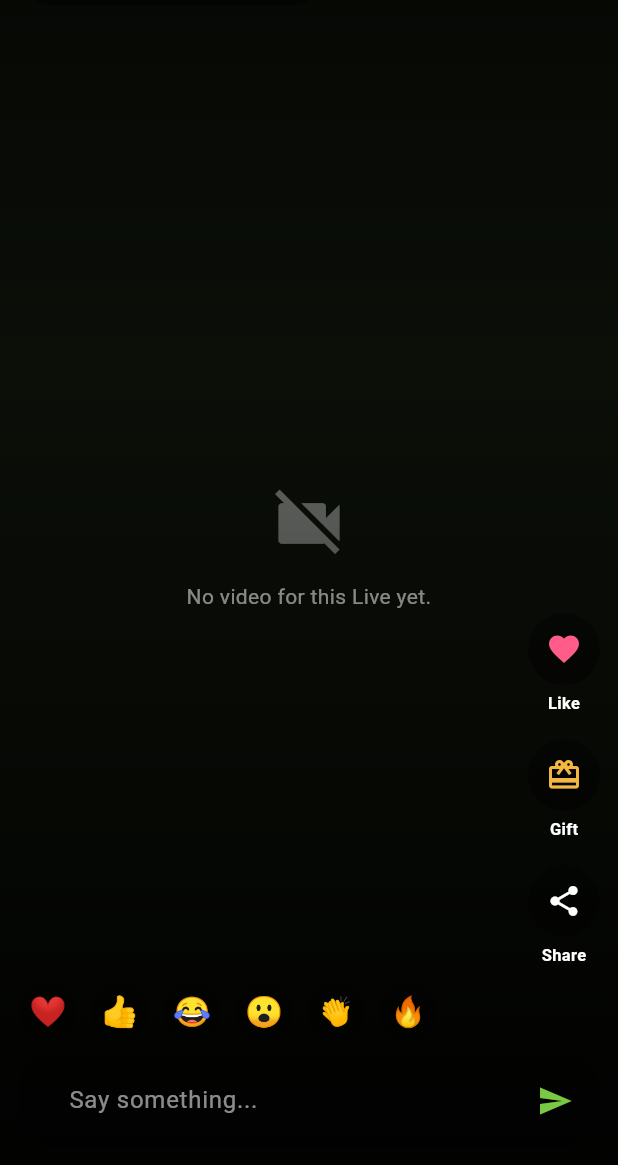
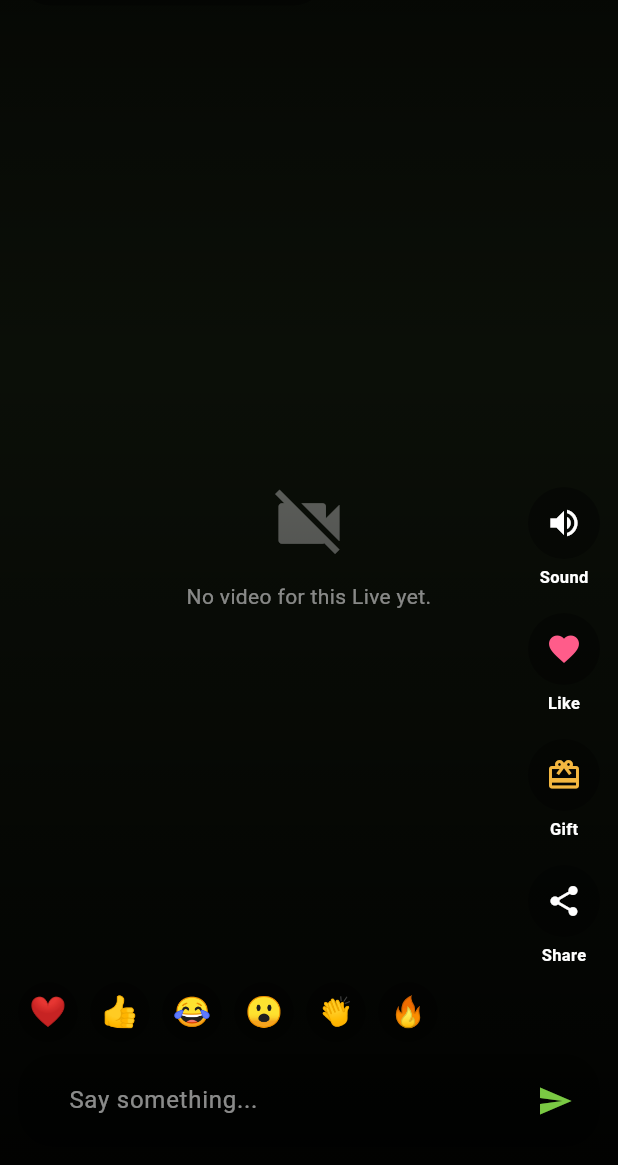
Before and after one commit to KoNyein/gwave.ai, a Flutter app: the LiveWatchScreen screen opened directly with empty values, on a phone screen of 412 x 824 dp, the part 71-1236 px from its top. Run offline on Flutter 3.47's test engine with Material 3 defaults, Android fonts, the phone set to English and light mode, and no system bars; our stand-ins replace app_links, audioplayers, cached_network_image, flutter_blue_plus, flutter_map, flutter_secure_storage and 12 more; missing offline and left inert: apivideo_live_stream, flutter_webrtc, livekit_client, mobile_scanner, nearby_connections, nfc_manager and 2 more; accounts and stored records are empty; network calls fail; project files that could hold a hidden picture were left out.

Commit message:
fix(live): guarantee audio for live viewers + sound toggle
- force full media volume on the watch player after init, so muted feed/rail
  previews or leftover call-audio routing can't silence a Live
- add a Sound/Mute toggle to the viewer action rail

Co-Authored-By: Claude Fable 5 <noreply@anthropic.com>
Claude-Session: https://claude.ai/code/session_012s9enLxZbWByPEqhMYct4c

```diff
--- a/mobile/lib/features/live/live_watch_screen.dart
+++ b/mobile/lib/features/live/live_watch_screen.dart
@@ -35,6 +35,7 @@ class LiveWatchScreen extends StatefulWidget {
 class _LiveWatchScreenState extends State<LiveWatchScreen> {
   VideoPlayerController? _controller;
   bool _ready = false;
+  bool _muted = false; // viewers can mute; audio is on by default
   String? _error;
 
   // Browser Go Live broadcasts publish over the LiveKit SFU (WebRTC) and have
@@ -166,6 +167,9 @@ class _LiveWatchScreenState extends State<LiveWatchScreen> {
       _controller = c;
       await c.initialize();
       await c.setLooping(!widget.stream.isLive);
+      // Watching a Live is a listening experience — force full media volume so
+      // muted feed/rail previews or leftover call-audio state can't silence it.
+      await c.setVolume(1.0);
       await c.play();
       if (mounted) setState(() => _ready = true);
     } catch (e) {
@@ -646,6 +650,16 @@ class _LiveWatchScreenState extends State<LiveWatchScreen> {
     return Column(
       mainAxisSize: MainAxisSize.min,
       children: [
+        _railButton(
+          _muted ? Icons.volume_off : Icons.volume_up,
+          _muted ? "Muted" : "Sound",
+          _muted ? Colors.white54 : Colors.white,
+          onTap: () {
+            setState(() => _muted = !_muted);
+            _controller?.setVolume(_muted ? 0 : 1);
+          },
+        ),
+        const SizedBox(height: 16),
         _railButton(Icons.favorite, "Like", GwColors.heart,
             onTap: () => _react("❤️")),
         const SizedBox(height: 16),
```
